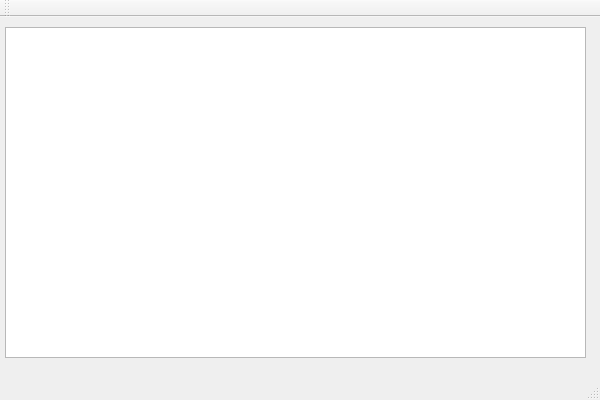
yannmrt/tp-1-mise-en-route, file RS232/RS232/RS232.ui: the form before one commit.
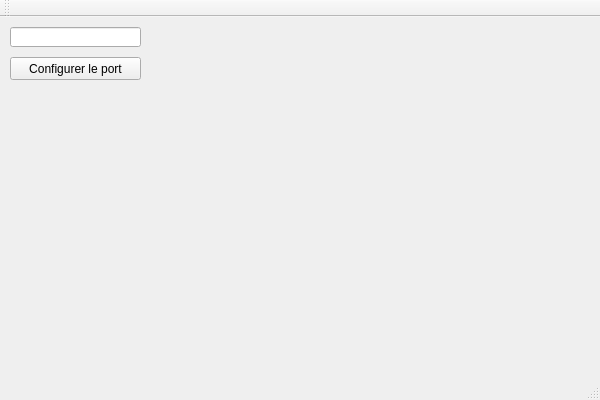
The form after the commit.

```diff
--- a/RS232/RS232/RS232.ui
+++ b/RS232/RS232/RS232.ui
@@ -37,15 +37,23 @@
      </rect>
     </property>
    </widget>
-   <widget class="QListWidget" name="listTrame">
+   <widget class="QLabel" name="label">
     <property name="geometry">
      <rect>
-      <x>5</x>
-      <y>10</y>
+      <x>10</x>
+      <y>80</y>
       <width>581</width>
-      <height>331</height>
+      <height>71</height>
      </rect>
     </property>
+    <property name="font">
+     <font>
+      <pointsize>13</pointsize>
+     </font>
+    </property>
+    <property name="text">
+     <string/>
+    </property>
    </widget>
   </widget>
   <widget class="QMenuBar" name="menuBar">
```
